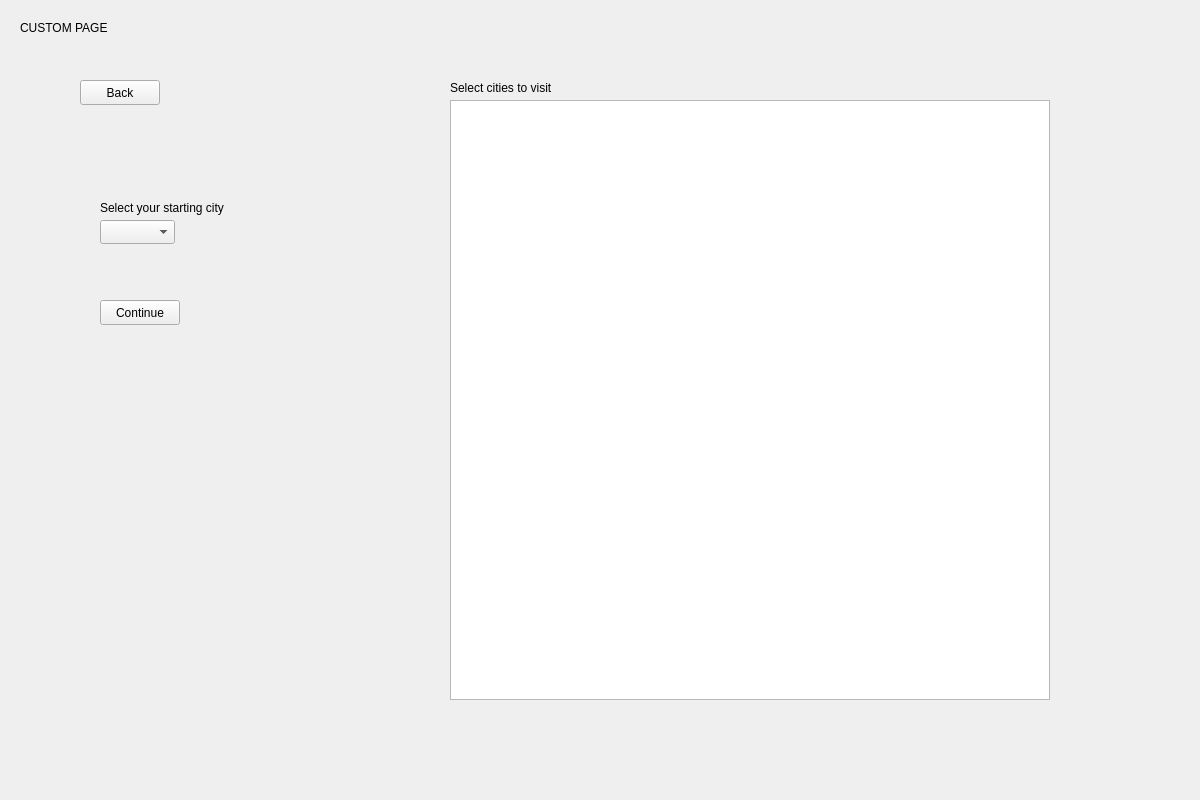
Above: qt/app/mainwindow.ui from kboniadi/European-Vacation-App before the change. Below: the same form after it.
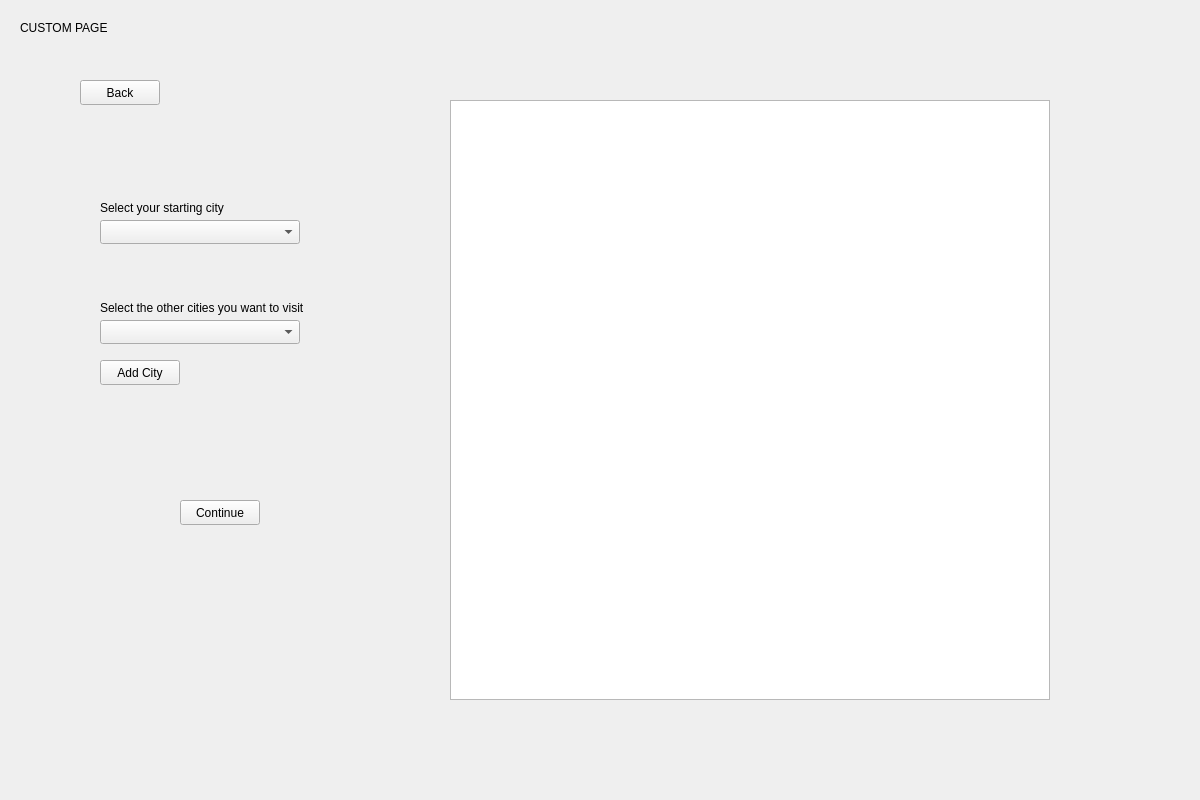
That is the form after the change. The open tabs and pages were chosen to show the change.

Commit message:
added logic to custom trip page
extra combo box and show/hides

```diff
--- a/qt/app/mainwindow.ui
+++ b/qt/app/mainwindow.ui
@@ -361,8 +361,8 @@
      <widget class="QPushButton" name="pushButton_custom_continue">
       <property name="geometry">
        <rect>
-        <x>100</x>
-        <y>300</y>
+        <x>180</x>
+        <y>500</y>
         <width>80</width>
         <height>25</height>
        </rect>
@@ -389,12 +389,48 @@
        <rect>
         <x>100</x>
         <y>220</y>
-        <width>75</width>
+        <width>200</width>
         <height>24</height>
        </rect>
       </property>
      </widget>
-     <widget class="QTableWidget" name="tableWidget_custom_select">
+     <widget class="QLabel" name="label_custom_otherCities">
+      <property name="geometry">
+       <rect>
+        <x>100</x>
+        <y>300</y>
+        <width>231</width>
+        <height>16</height>
+       </rect>
+      </property>
+      <property name="text">
+       <string>Select the other cities you want to visit</string>
+      </property>
+     </widget>
+     <widget class="QComboBox" name="comboBox_custom_otherCities">
+      <property name="geometry">
+       <rect>
+        <x>100</x>
+        <y>320</y>
+        <width>200</width>
+        <height>24</height>
+       </rect>
+      </property>
+     </widget>
+     <widget class="QPushButton" name="pushButton_custom_add">
+      <property name="geometry">
+       <rect>
+        <x>100</x>
+        <y>360</y>
+        <width>80</width>
+        <height>25</height>
+       </rect>
+      </property>
+      <property name="text">
+       <string>Add City</string>
+      </property>
+     </widget>
+     <widget class="QTableView" name="tableView">
       <property name="geometry">
        <rect>
         <x>450</x>
@@ -404,19 +440,6 @@
        </rect>
       </property>
      </widget>
-     <widget class="QLabel" name="label_custom_selectcities">
-      <property name="geometry">
-       <rect>
-        <x>450</x>
-        <y>80</y>
-        <width>141</width>
-        <height>16</height>
-       </rect>
-      </property>
-      <property name="text">
-       <string>Select cities to visit</string>
-      </property>
-     </widget>
     </widget>
     <widget class="QWidget" name="page_purchase">
      <widget class="QLabel" name="label_purchase_title">
```
Left out of the diff: 8 changed lines with no effect on the pictures. The commit also changes 2 other files.
